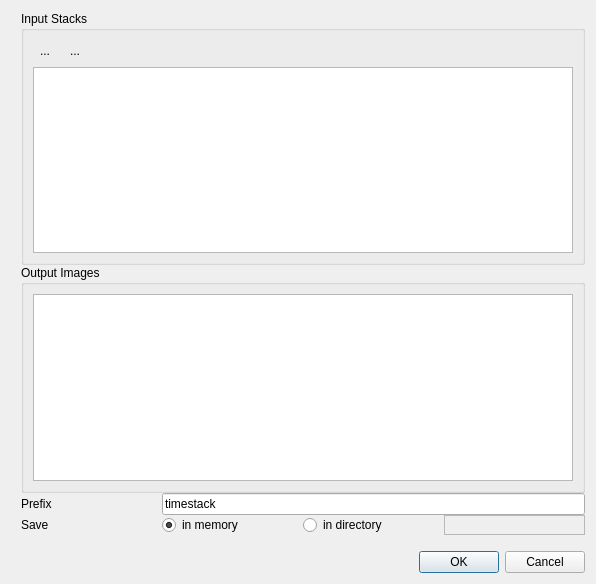
jakimowb/eo-time-series-viewer, file timeseriesviewer/ui/stackedinputdatadialog.ui: the form before one commit.
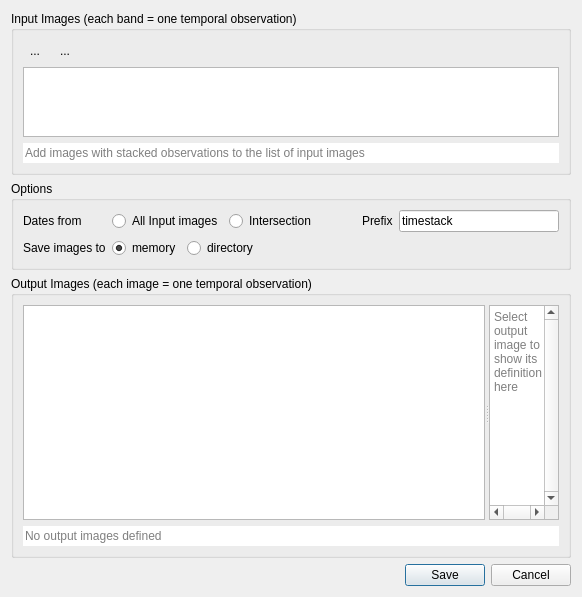
The form after the commit. Icons and pictures are not drawn. Custom widgets are drawn as their Qt base class.

Commit message: refactoring StackImageInput Dialog

Patch:
```diff
--- a/timeseriesviewer/ui/stackedinputdatadialog.ui
+++ b/timeseriesviewer/ui/stackedinputdatadialog.ui
@@ -6,8 +6,8 @@
    <rect>
     <x>0</x>
     <y>0</y>
-    <width>596</width>
-    <height>584</height>
+    <width>582</width>
+    <height>597</height>
    </rect>
   </property>
   <property name="windowTitle">
@@ -15,41 +15,11 @@
   </property>
   <layout class="QVBoxLayout" name="verticalLayout">
    <item>
-    <widget class="QFrame" name="frame">
-     <property name="sizePolicy">
-      <sizepolicy hsizetype="Preferred" vsizetype="Preferred">
-       <horstretch>0</horstretch>
-       <verstretch>2</verstretch>
-      </sizepolicy>
-     </property>
-     <property name="frameShape">
-      <enum>QFrame::NoFrame</enum>
-     </property>
-     <property name="frameShadow">
-      <enum>QFrame::Raised</enum>
-     </property>
-     <layout class="QVBoxLayout" name="verticalLayout_2">
-      <property name="spacing">
-       <number>0</number>
-      </property>
-      <property name="leftMargin">
-       <number>10</number>
-      </property>
-      <property name="topMargin">
-       <number>0</number>
-      </property>
-      <property name="rightMargin">
-       <number>0</number>
-      </property>
-      <property name="bottomMargin">
-       <number>10</number>
-      </property>
-      <item>
        <widget class="QgsCollapsibleGroupBox" name="gbInputStacks">
         <property name="sizePolicy">
          <sizepolicy hsizetype="Preferred" vsizetype="Preferred">
           <horstretch>0</horstretch>
-          <verstretch>0</verstretch>
+       <verstretch>1</verstretch>
          </sizepolicy>
         </property>
         <property name="minimumSize">
@@ -59,9 +29,9 @@
          </size>
         </property>
         <property name="title">
-         <string>Input Stacks</string>
-        </property>
-        <property name="collapsed">
+      <string>Input Images (each band = one temporal observation)</string>
+     </property>
+     <property name="collapsed" stdset="0">
          <bool>false</bool>
         </property>
         <layout class="QVBoxLayout" name="verticalLayout_4">
@@ -108,113 +78,250 @@
          <item>
           <widget class="QTableView" name="tableViewSourceStacks"/>
          </item>
+      <item>
+       <widget class="QLineEdit" name="tbInfoInputImages">
+        <property name="autoFillBackground">
+         <bool>false</bool>
+        </property>
+        <property name="text">
+         <string/>
+        </property>
+        <property name="frame">
+         <bool>false</bool>
+        </property>
+        <property name="readOnly">
+         <bool>true</bool>
+        </property>
+        <property name="placeholderText">
+         <string>Add images with stacked observations to the list of input images</string>
+        </property>
+       </widget>
+      </item>
         </layout>
        </widget>
       </item>
       <item>
-       <widget class="QgsCollapsibleGroupBox" name="gbOutputImages">
+    <widget class="QGroupBox" name="groupBox">
+     <property name="sizePolicy">
+      <sizepolicy hsizetype="Preferred" vsizetype="Preferred">
+       <horstretch>0</horstretch>
+       <verstretch>0</verstretch>
+      </sizepolicy>
+     </property>
+     <property name="minimumSize">
+      <size>
+       <width>0</width>
+       <height>50</height>
+      </size>
+     </property>
         <property name="title">
-         <string>Output Images</string>
-        </property>
-        <property name="collapsed">
-         <bool>false</bool>
+      <string>Options</string>
+     </property>
+     <layout class="QGridLayout" name="gridLayout">
+      <item row="0" column="0" rowspan="2">
+       <widget class="QLabel" name="label">
+        <property name="text">
+         <string>Dates from</string>
         </property>
-        <layout class="QVBoxLayout" name="verticalLayout_3">
+       </widget>
+      </item>
+      <item row="0" column="4" rowspan="2">
+       <widget class="QLineEdit" name="tbFilePrefix">
+        <property name="text">
+         <string>timestack</string>
+        </property>
+       </widget>
+      </item>
+      <item row="0" column="1" rowspan="2" colspan="2">
+       <layout class="QHBoxLayout" name="horizontalLayout_2">
          <item>
-          <widget class="QTableView" name="tableViewOutputImages"/>
-         </item>
-        </layout>
+         <widget class="QRadioButton" name="radioButton_4">
+          <property name="text">
+           <string>All Input images</string>
+          </property>
+         </widget>
+        </item>
+        <item>
+         <widget class="QRadioButton" name="radioButton_3">
+          <property name="text">
+           <string>Intersection</string>
+          </property>
+         </widget>
+        </item>
+        <item>
+         <spacer name="horizontalSpacer_4">
+          <property name="orientation">
+           <enum>Qt::Horizontal</enum>
+          </property>
+          <property name="sizeHint" stdset="0">
+           <size>
+            <width>40</width>
+            <height>20</height>
+           </size>
+          </property>
+         </spacer>
+        </item>
+       </layout>
+      </item>
+      <item row="0" column="3" rowspan="2">
+       <widget class="QLabel" name="label_6">
+        <property name="text">
+         <string>Prefix</string>
+        </property>
        </widget>
       </item>
-      <item>
-       <layout class="QGridLayout" name="gridLayout_2">
+      <item row="2" column="1" colspan="2">
+       <layout class="QHBoxLayout" name="horizontalLayout_4">
         <property name="topMargin">
          <number>0</number>
         </property>
-        <item row="2" column="1">
+        <item>
          <widget class="QRadioButton" name="radioButton_2">
           <property name="text">
-           <string>in memory</string>
+           <string>memory</string>
           </property>
           <property name="checked">
            <bool>true</bool>
           </property>
          </widget>
         </item>
-        <item row="2" column="3">
-         <widget class="QFrame" name="frameInMemoryPath">
-          <property name="frameShape">
-           <enum>QFrame::StyledPanel</enum>
+        <item>
+         <widget class="QRadioButton" name="radioButton">
+          <property name="text">
+           <string>directory</string>
           </property>
-          <property name="frameShadow">
-           <enum>QFrame::Raised</enum>
-          </property>
-          <layout class="QHBoxLayout" name="horizontalLayout_2">
-           <property name="spacing">
-            <number>0</number>
-           </property>
-           <property name="leftMargin">
-            <number>0</number>
-           </property>
-           <property name="topMargin">
-            <number>0</number>
-           </property>
-           <property name="rightMargin">
-            <number>0</number>
-           </property>
-           <property name="bottomMargin">
-            <number>0</number>
-           </property>
+         </widget>
+        </item>
            <item>
-            <widget class="QgsFileWidget" name="fileWidgetOutputdir">
-             <property name="dialogTitle">
+         <widget class="QgsFileWidget" name="fileWidgetOutputdir" native="true">
+          <property name="dialogTitle" stdset="0">
               <string>Select output directory</string>
              </property>
             </widget>
            </item>
-          </layout>
-         </widget>
+        <item>
+         <spacer name="horizontalSpacer_3">
+          <property name="orientation">
+           <enum>Qt::Horizontal</enum>
+          </property>
+          <property name="sizeHint" stdset="0">
+           <size>
+            <width>40</width>
+            <height>20</height>
+           </size>
+          </property>
+         </spacer>
+        </item>
+       </layout>
         </item>
         <item row="2" column="0">
          <widget class="QLabel" name="label_5">
           <property name="text">
-           <string>Save</string>
+         <string>Save images to</string>
           </property>
          </widget>
         </item>
-        <item row="2" column="2">
-         <widget class="QRadioButton" name="radioButton">
-          <property name="text">
-           <string>in directory</string>
-          </property>
-         </widget>
-        </item>
-        <item row="0" column="0">
-         <widget class="QLabel" name="label_6">
-          <property name="text">
-           <string>Prefix</string>
-          </property>
-         </widget>
-        </item>
-        <item row="0" column="1" colspan="3">
-         <widget class="QLineEdit" name="tbFilePrefix">
+     </layout>
+    </widget>
+   </item>
+   <item>
+    <widget class="QgsCollapsibleGroupBox" name="gbOutputImages">
+     <property name="sizePolicy">
+      <sizepolicy hsizetype="Preferred" vsizetype="Preferred">
+       <horstretch>0</horstretch>
+       <verstretch>3</verstretch>
+      </sizepolicy>
+     </property>
+     <property name="title">
+      <string>Output Images (each image = one temporal observation)</string>
+     </property>
+     <property name="collapsed" stdset="0">
+      <bool>false</bool>
+     </property>
+     <layout class="QVBoxLayout" name="verticalLayout_3">
+      <item>
+       <widget class="QSplitter" name="splitter">
+        <property name="sizePolicy">
+         <sizepolicy hsizetype="Expanding" vsizetype="Preferred">
+          <horstretch>1</horstretch>
+          <verstretch>0</verstretch>
+         </sizepolicy>
+        </property>
+        <property name="orientation">
+         <enum>Qt::Horizontal</enum>
+        </property>
+        <widget class="QTableView" name="tableViewOutputImages">
+         <property name="sizePolicy">
+          <sizepolicy hsizetype="Expanding" vsizetype="Expanding">
+           <horstretch>3</horstretch>
+           <verstretch>0</verstretch>
+          </sizepolicy>
+         </property>
+        </widget>
+        <widget class="QPlainTextEdit" name="tbXMLPreview">
+         <property name="sizePolicy">
+          <sizepolicy hsizetype="Expanding" vsizetype="Expanding">
+           <horstretch>1</horstretch>
+           <verstretch>0</verstretch>
+          </sizepolicy>
+         </property>
+         <property name="verticalScrollBarPolicy">
+          <enum>Qt::ScrollBarAlwaysOn</enum>
+         </property>
+         <property name="horizontalScrollBarPolicy">
+          <enum>Qt::ScrollBarAlwaysOn</enum>
+         </property>
+         <property name="sizeAdjustPolicy">
+          <enum>QAbstractScrollArea::AdjustToContents</enum>
+         </property>
+         <property name="placeholderText">
+          <string>Select output image to show its definition here</string>
+         </property>
+        </widget>
+       </widget>
+      </item>
+      <item>
+       <widget class="QLineEdit" name="tbInfoOutputImages">
+        <property name="autoFillBackground">
+         <bool>false</bool>
+        </property>
           <property name="text">
-           <string>timestack</string>
-          </property>
+         <string/>
+        </property>
+        <property name="frame">
+         <bool>false</bool>
+        </property>
+        <property name="readOnly">
+         <bool>true</bool>
+        </property>
+        <property name="placeholderText">
+         <string>No output images defined</string>
+        </property>
          </widget>
         </item>
        </layout>
-      </item>
-     </layout>
     </widget>
    </item>
+   <item>
+    <spacer name="verticalSpacer">
+     <property name="orientation">
+      <enum>Qt::Vertical</enum>
+     </property>
+     <property name="sizeHint" stdset="0">
+      <size>
+       <width>0</width>
+       <height>0</height>
+      </size>
+     </property>
+    </spacer>
+   </item>
    <item>
     <widget class="QDialogButtonBox" name="buttonBox">
      <property name="orientation">
       <enum>Qt::Horizontal</enum>
      </property>
      <property name="standardButtons">
-      <set>QDialogButtonBox::Cancel|QDialogButtonBox::Ok</set>
+      <set>QDialogButtonBox::Cancel|QDialogButtonBox::Save</set>
      </property>
     </widget>
    </item>
```
Left out of the diff: 16 changed lines with no effect on the pictures. Lines whose indentation alone changed are shown as unchanged. The commit also changes 2 other files.
